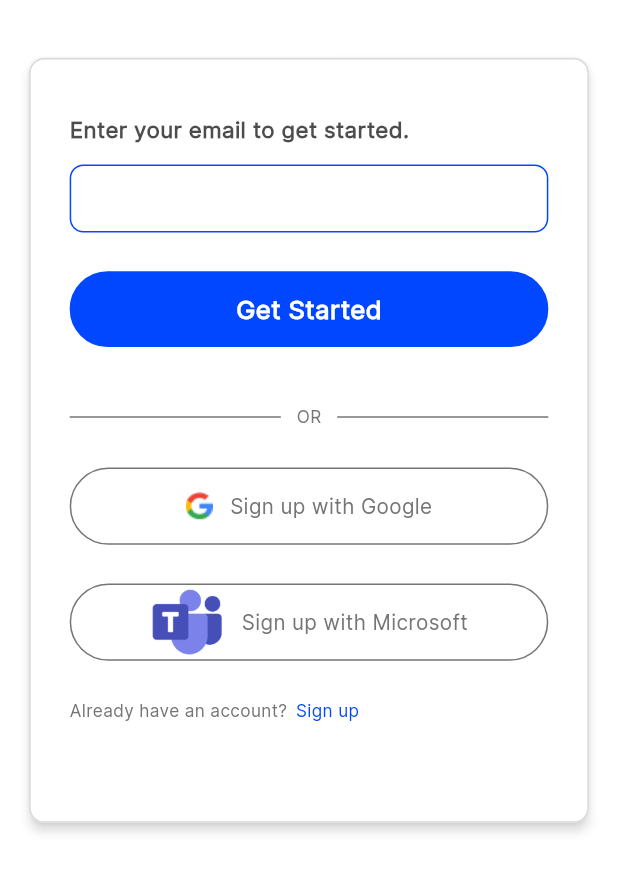
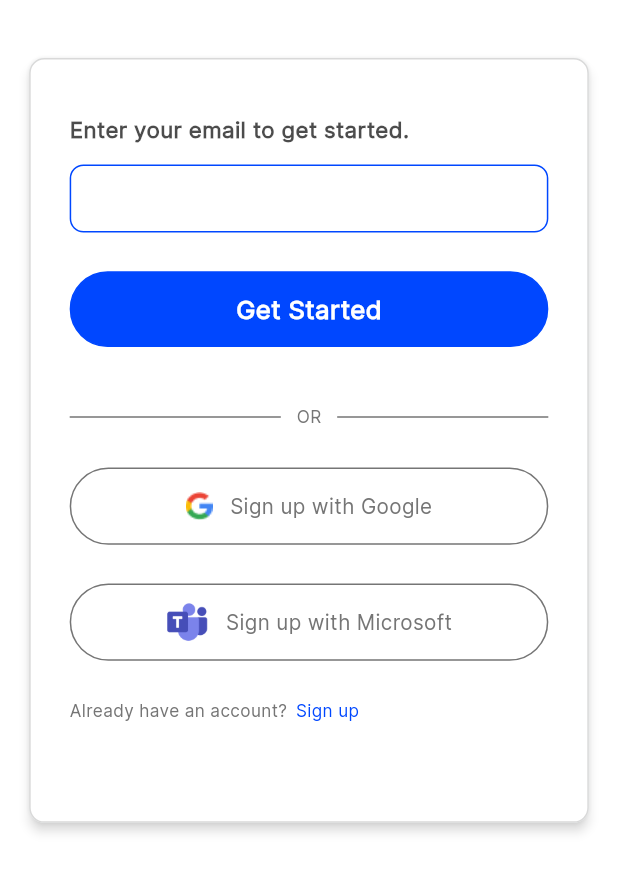
Before and after one commit to Jibran-Talib/Calendly, a Flutter app: the SignUpScreen screen opened directly, on a phone screen of 412 x 824 dp, the part 222-1116 px from its top. Run offline on Flutter 3.47's test engine with Material 3 defaults, Android fonts, the phone set to English and light mode, and no system bars; our stand-ins replace calendar_view, country_code_picker, firebase_core, flutter_screenutil, get; accounts and stored records are empty.

Commit message:
today work

```diff
--- a/calendly_clone/lib/main.dart
+++ b/calendly_clone/lib/main.dart
@@ -1,5 +1,5 @@
 import 'package:calendly_clone/firebase_options.dart';
-import 'package:calendly_clone/view/one_off_meeting.dart';
+import 'package:calendly_clone/view/welcomeScreen.dart';
 
 import 'package:firebase_core/firebase_core.dart';
 import 'package:flutter/material.dart';
@@ -31,7 +31,7 @@
           colorScheme: ColorScheme.fromSeed(seedColor: Colors.white),
           useMaterial3: true,
         ),
-        home: OneOffMeeting(),
+        home: const WelcomeScreen(),
       ),
     );
   }
--- a/calendly_clone/lib/view/create_event_screen.dart
+++ b/calendly_clone/lib/view/create_event_screen.dart
@@ -5,6 +5,7 @@ import 'package:calendly_clone/utils/reuseable_textformField.dart';
 import 'package:calendly_clone/utils/reuseable_zoom_container.dart';
 import 'package:calendly_clone/utils/reuseble_bottomsheet.dart';
 import 'package:calendly_clone/view/event_preview_screen.dart';
+import 'package:calendly_clone/view/home_screen.dart';
 import 'package:flutter/material.dart';
 
 import 'package:flutter_screenutil/flutter_screenutil.dart';
@@ -46,7 +47,7 @@ class _CreateEventScreenState extends State<CreateEventScreen> {
                   ),
                   IconButton(
                       onPressed: () {
-                        Get.back();
+                        Get.to(() => const HomeScreen());
                       },
                       icon: const Icon(
                           color: Color(0xff757575), Icons.arrow_back_ios)),
--- a/calendly_clone/lib/view/home_screen.dart
+++ b/calendly_clone/lib/view/home_screen.dart
@@ -3,6 +3,7 @@ import 'package:calendly_clone/utils/reuseable_listtile2.dart';
 import 'package:calendly_clone/utils/reuseable_text.dart';
 import 'package:calendly_clone/utils/reuseable_textformField.dart';
 import 'package:calendly_clone/view/create_event_screen.dart';
+import 'package:calendly_clone/view/one_off_meeting.dart';
 import 'package:calendly_clone/view/setting_screen.dart';
 import 'package:flutter/material.dart';
 import 'package:flutter_screenutil/flutter_screenutil.dart';
@@ -130,7 +131,9 @@ class _HomeScreenState extends State<HomeScreen> {
                               'Create a new template for your regularly scheduled events.'),
                     ),
                     InkWell(
-                      onTap: () {},
+                      onTap: () {
+                        Get.to(() => const OneOffMeeting());
+                      },
                       child: const Reuse2Listtile(
                           iconPath: 'assets/images/ticketicon.png',
                           titleText: 'One-on-one event type',
--- a/calendly_clone/lib/view/signup_screen.dart
+++ b/calendly_clone/lib/view/signup_screen.dart
@@ -138,7 +138,11 @@ class SignUpScreen extends StatelessWidget {
                             widget: Row(
                               mainAxisAlignment: MainAxisAlignment.center,
                               children: [
-                                Image.asset('assets/images/microsoft.png'),
+                                Image.asset(
+                                  'assets/images/microsoft.png',
+                                  height: 25.h,
+                                  width: 25.w,
+                                ),
                                 SizedBox(
                                   width: 10.w,
                                 ),
--- a/calendly_clone/pubspec.yaml
+++ b/calendly_clone/pubspec.yaml
@@ -42,8 +42,7 @@ dependencies:
   country_code_picker: ^3.0.0
   # table_calendar: ^3.1.2
   calendar_view: ^1.2.0
-  flutter_native_timezone: ^2.0.0
-  timezone: ^0.9.4
+
 
 
 
```
Also changed, not shown: calendly_clone/lib/view/meeting_details.dart (+8 -15 lines), calendly_clone/pubspec.lock, 1 other file.
